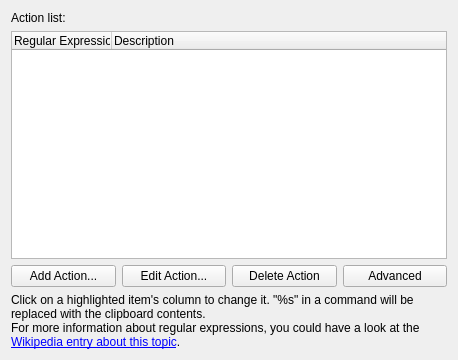
Old version of the form klipper/actionsconfig.ui in the repository mgottschlag/kwin-tiling.
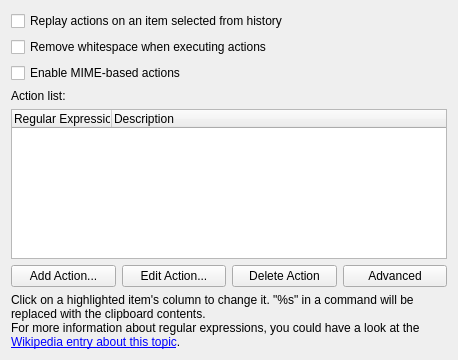
New version of the form. Custom widgets are drawn as their Qt base class.

Commit message: Move actions-related config to action config dialog, and add pusling/Sune's unconfigurable option here, too.

Patch:
```diff
--- a/klipper/actionsconfig.ui
+++ b/klipper/actionsconfig.ui
@@ -11,6 +11,27 @@
    </rect>
   </property>
   <layout class="QVBoxLayout" name="verticalLayout">
+   <item>
+    <widget class="QCheckBox" name="kcfg_ReplayActionInHistory">
+     <property name="text">
+      <string>Replay actions on an item selected from history</string>
+     </property>
+    </widget>
+   </item>
+   <item>
+    <widget class="QCheckBox" name="kcfg_StripWhiteSpace">
+     <property name="text">
+      <string>Remove whitespace when executing actions</string>
+     </property>
+    </widget>
+   </item>
+   <item>
+    <widget class="QCheckBox" name="kcfg_EnableMagicMimeActions">
+     <property name="text">
+      <string>Enable MIME-based actions</string>
+     </property>
+    </widget>
+   </item>
    <item>
     <widget class="QLabel" name="label">
      <property name="text">
```
The commit also changes 2 other files.
